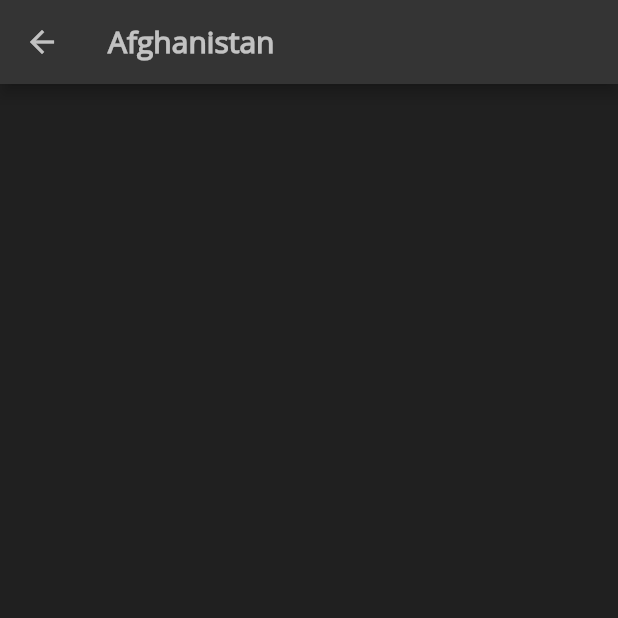
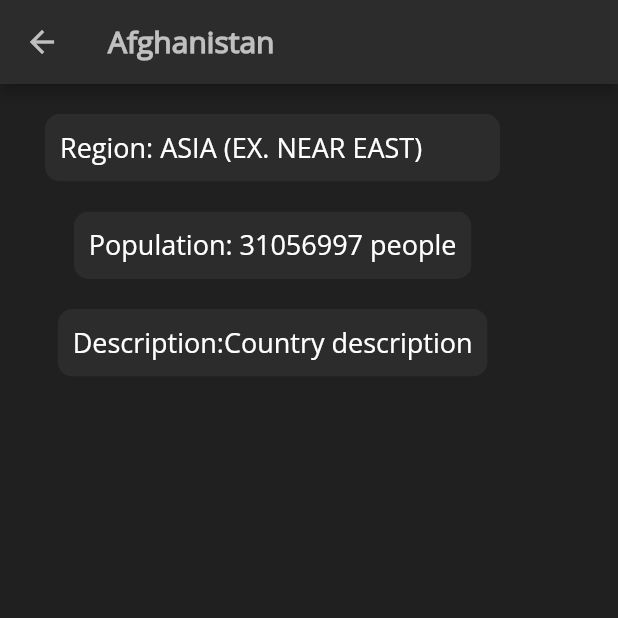
Before and after one commit to VailStrawb/travel_app, a Flutter app: the SearchPage screen opened directly, after a tap on "Afghanistan", on a phone screen of 412 x 824 dp, the top half of it. Run offline on Flutter 3.47's test engine with Material 2 defaults, Android fonts, the phone set to English and light mode, and no system bars; our stand-ins replace csv, shared_preferences; accounts and stored records are empty.

Commit message:
Add a country description in a Country page

```diff
--- a/lib/country_page.dart
+++ b/lib/country_page.dart
@@ -1,20 +1,72 @@
 import 'package:flutter/material.dart';
 import 'package:travel_app/models/country.dart';
 
-class CountryPage extends StatelessWidget {
+class CountryPage extends StatefulWidget {
   const CountryPage({super.key, required this.country});
   final Country country;
+
+  @override
+  State<CountryPage> createState() => _CountryPageState();
+}
+
+class _CountryPageState extends State<CountryPage> {
   @override
   Widget build(BuildContext context) {
     return Scaffold(
+      body: Column(
+        children: [
+          Padding(
+            padding: const EdgeInsets.only(left: 30, right: 30, top: 20),
+            child: ClipRRect(
+              borderRadius: BorderRadius.circular(10),
+              child: Container(
+                padding: const EdgeInsets.all(10),
+                color: const Color.fromARGB(255, 44, 44, 44),
+                child: Text(
+                  'Region: ${widget.country.region}',
+                  style: const TextStyle(color: Colors.white, fontSize: 18),
+                ),
+              ),
+            ),
+          ),
+          Padding(
+            padding: const EdgeInsets.only(left: 30, right: 30, top: 20),
+            child: ClipRRect(
+              borderRadius: BorderRadius.circular(10),
+              child: Container(
+                padding: const EdgeInsets.all(10),
+                color: const Color.fromARGB(255, 44, 44, 44),
+                child: Text(
+                  'Population: ${widget.country.population} people',
+                  style: const TextStyle(color: Colors.white, fontSize: 18),
+                ),
+              ),
+            ),
+          ),
+          Padding(
+            padding: const EdgeInsets.only(left: 30, right: 30, top: 20),
+            child: ClipRRect(
+              borderRadius: BorderRadius.circular(10),
+              child: Container(
+                padding: const EdgeInsets.all(10),
+                color: const Color.fromARGB(255, 44, 44, 44),
+                child: Text(
+                  'Description:${widget.country.description}',
+                  style: const TextStyle(color: Colors.white, fontSize: 18),
+                ),
+              ),
+            ),
+          ),
+        ],
+      ),
       backgroundColor: const Color.fromARGB(255, 32, 32, 32),
       appBar: AppBar(
         iconTheme: const IconThemeData(color: Colors.white70),
         title: Text(
-          country.name,
+          widget.country.name,
           style: const TextStyle(color: Colors.white70, fontWeight: FontWeight.w600),
         ),
-        backgroundColor: const Color.fromARGB(255, 52, 52, 52),
+        backgroundColor: const Color.fromARGB(255, 44, 44, 44),
       ),
     );
   }
--- a/lib/models/country.dart
+++ b/lib/models/country.dart
@@ -3,14 +3,17 @@ class Country {
     required this.name,
     required this.region,
     required this.population,
+    required this.description,
   });
 
   final String name;
   final String region;
   final String population;
+  final String description;
 
   Country.fromList(List<dynamic> list)
       : name = list[0],
         region = list[1],
-        population = list[2].toString();
+        population = list[2].toString(),
+        description = 'Country description';
 }
```
